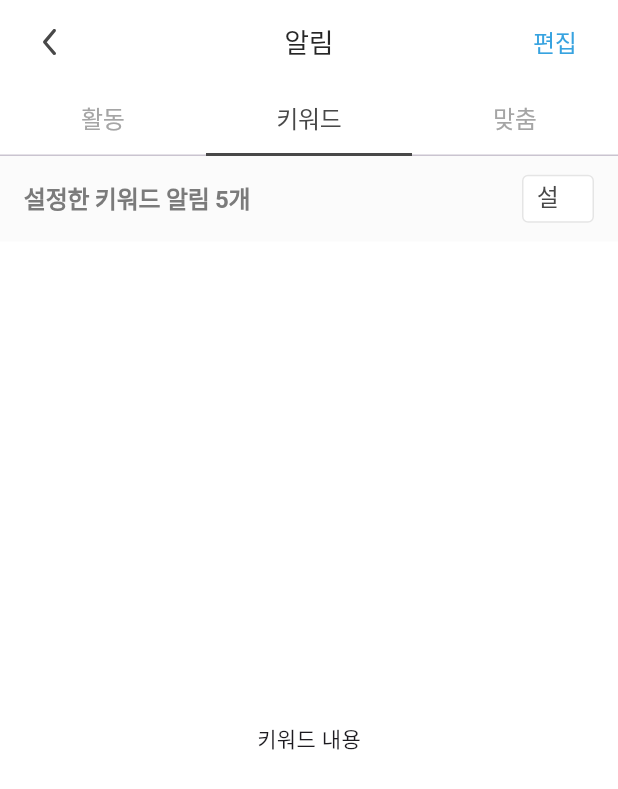
After one commit to h2jinee/pangju, a Flutter app: the NotificationScreen screen opened directly, tab 2 chosen, on a phone screen of 412 x 824 dp. The commit adds this screen. Shown: the top 789 px of the screen. Run offline on Flutter 3.47's test engine with Material 3 defaults, Android fonts, the phone set to English and light mode, and no system bars; our stand-ins replace flutter_svg, geolocator, get, permission_handler; missing offline and left inert: flutter_naver_map, photo_manager, photo_manager_image_provider; network calls fail; Roboto replaces fonts that are missing (Pretendard); statements that could not run were skipped.

Commit message:
feat/알림 페이지 키워드 설정 퍼블리싱 완료

```diff
--- /dev/null
+++ b/lib/screens/home/notification_screen.dart
@@ -0,0 +1,242 @@
+import 'package:flutter/material.dart';
+import 'package:flutter_svg/flutter_svg.dart';
+import 'package:pangju/screens/home/keyword_settings_screen.dart';
+
+class NotificationScreen extends StatelessWidget {
+  const NotificationScreen({super.key});
+
+  Future<int> fetchKeywordCount() async {
+    // 여기에 실제 API 호출 코드를 작성하세요.
+    // 예시로 딜레이를 주고 임의의 숫자를 반환합니다.
+    await Future.delayed(const Duration(seconds: 2));
+    return 5; // 예시로 5개의 키워드를 반환
+  }
+
+  @override
+  Widget build(BuildContext context) {
+    return DefaultTabController(
+      length: 3,
+      child: Scaffold(
+        appBar: AppBar(
+          backgroundColor: Colors.white,
+          scrolledUnderElevation: 0,
+          centerTitle: true,
+          title: const Text(
+            '알림',
+            style: TextStyle(
+              color: Color(0xFF262626),
+              fontSize: 18,
+              fontWeight: FontWeight.w500,
+              height: 1.3,
+              letterSpacing: -0.2,
+            ),
+          ),
+          leading: Padding(
+            padding: const EdgeInsets.only(left: 10.0),
+            child: IconButton(
+              icon: SizedBox(
+                width: 24,
+                height: 24,
+                child: Center(
+                  child: SvgPicture.asset(
+                    'assets/images/icons/left_arrow.svg',
+                    colorFilter: const ColorFilter.mode(
+                      Color(0xFF484848),
+                      BlendMode.srcIn,
+                    ),
+                    height: 19.74,
+                    fit: BoxFit.contain,
+                  ),
+                ),
+              ),
+              onPressed: () {
+                Navigator.pop(context); // 뒤로 가기 동작
+              },
+            ),
+          ),
+          actions: [
+            Padding(
+              padding: const EdgeInsets.only(right: 10),
+              child: TextButton(
+                onPressed: () {
+                  // 편집 버튼 클릭 시 동작 추가
+                },
+                child: const Text(
+                  '편집',
+                  style: TextStyle(
+                    color: Color(0xFF37A3E0),
+                    fontSize: 16,
+                    fontWeight: FontWeight.w500,
+                    height: 1.3,
+                    letterSpacing: -0.2,
+                  ),
+                ),
+              ),
+            ),
+          ],
+          elevation: 0,
+          bottom: const PreferredSize(
+            preferredSize: Size.fromHeight(48.0),
+            child: Column(
+              children: [
+                TabBar(
+                  labelColor: Color(0xFF484848),
+                  unselectedLabelColor: Color(0xFFA5A5A5),
+                  labelStyle: TextStyle(
+                    fontSize: 16,
+                    fontWeight: FontWeight.w500,
+                    height: 1.3,
+                    letterSpacing: -0.2,
+                  ),
+                  unselectedLabelStyle: TextStyle(
+                    fontSize: 16,
+                    fontWeight: FontWeight.w400,
+                    height: 1.3,
+                    letterSpacing: -0.2,
+                  ),
+                  indicator: UnderlineTabIndicator(
+                    borderSide: BorderSide(
+                      width: 2.0,
+                      color: Color(0xFF484848),
+                    ),
+                    insets: EdgeInsets.zero,
+                  ),
+                  indicatorSize: TabBarIndicatorSize.tab,
+                  tabs: [
+                    Tab(text: '활동'),
+                    Tab(text: '키워드'),
+                    Tab(text: '맞춤'),
+                  ],
+                ),
+              ],
+            ),
+          ),
+        ),
+        body: TabBarView(
+          children: [
+            const Center(child: Text('활동 내용')),
+            _buildKeywordTabContent(),
+            _buildCustomTabContent(),
+          ],
+        ),
+        backgroundColor: Colors.white,
+      ),
+    );
+  }
+
+  Widget _buildKeywordTabContent() {
+    return FutureBuilder<int>(
+      future: fetchKeywordCount(),
+      builder: (context, snapshot) {
+        if (snapshot.connectionState == ConnectionState.waiting) {
+          return const Center(child: CircularProgressIndicator());
+        } else if (snapshot.hasError) {
+          return const Center(child: Text('오류가 발생했습니다.'));
+        } else {
+          final int keywordCount = snapshot.data ?? 0;
+          final String message = keywordCount == 0
+              ? '키워드 알림을 설정해보세요.'
+              : '설정한 키워드 알림 $keywordCount개';
+
+          return Column(
+            children: [
+              Container(
+                height: 57,
+                color: const Color(0xFFFBFBFB),
+                alignment: Alignment.centerLeft,
+                padding: const EdgeInsets.symmetric(horizontal: 16.0),
+                child: Row(
+                  mainAxisAlignment: MainAxisAlignment.spaceBetween,
+                  children: [
+                    Text(
+                      message,
+                      style: const TextStyle(
+                        fontSize: 16,
+                        fontWeight: FontWeight.bold,
+                        height: 1.3,
+                        letterSpacing: -0.2,
+                        color: Color(0xFF7B7B7B),
+                      ),
+                    ),
+                    SizedBox(
+                      width: 48,
+                      height: 32,
+                      child: OutlinedButton(
+                        onPressed: () {
+                          Navigator.push(
+                            context,
+                            MaterialPageRoute(
+                              builder: (context) =>
+                                  const KeywordSettingsScreen(),
+                            ),
+                          );
+                        },
+                        style: OutlinedButton.styleFrom(
+                          backgroundColor: const Color(0xFFFFFFFF),
+                          side: const BorderSide(
+                            color: Color(0xFFE5E5E5),
+                            width: 1,
+                          ),
+                          shape: RoundedRectangleBorder(
+                            borderRadius: BorderRadius.circular(4),
+                          ),
+                          padding: EdgeInsets.zero,
+                        ),
+                        child: Container(
+                          alignment: Alignment.center,
+                          padding: const EdgeInsets.symmetric(
+                            horizontal: 10.0,
+                            vertical: 4,
+                          ),
+                          child: const Text(
+                            '설정',
+                            style: TextStyle(
+                              fontSize: 16,
+                              fontWeight: FontWeight.w500,
+                              height: 1.3,
+                              letterSpacing: -0.2,
+                              color: Color(0xFF484848),
+                            ),
+                          ),
+                        ),
+                      ),
+                    ),
+                  ],
+                ),
+              ),
+              const Expanded(
+                child: Center(child: Text('키워드 내용')),
+              ),
+            ],
+          );
+        }
+      },
+    );
+  }
+
+  Widget _buildCustomTabContent() {
+    return Column(
+      children: [
+        Container(
+          height: 57,
+          color: const Color(0xFFFBFBFB),
+          alignment: Alignment.centerLeft,
+          padding: const EdgeInsets.symmetric(horizontal: 16.0),
+          child: const Text(
+            '좋아한 글은 나만 볼 수 있어요.',
+            style: TextStyle(
+              fontSize: 16,
+              fontWeight: FontWeight.bold,
+              height: 1.3,
+              letterSpacing: -0.2,
+              color: Color(0xFF7B7B7B),
+            ),
+          ),
+        ),
+        const Expanded(
+          child: Center(child: Text('맞춤 내용')),
+        ),
+      ],
+    );
+  }
+}
```
Also changed, not shown: lib/screens/home/home_screen.dart (+16 -5 lines), lib/screens/home/keyword_settings_screen.dart (added, +288 -0 lines).
